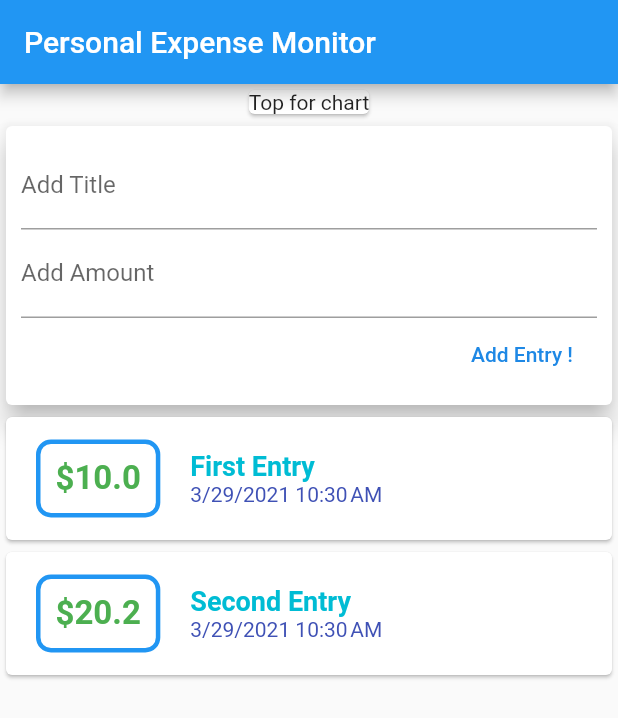
After one commit to Chintan22/personal_expense_monitor, a Flutter app: the screen it shows after launch, on a phone screen of 412 x 824 dp. The commit adds this screen. Shown: the top 718 px of the screen. Run offline on Flutter 3.47's test engine with Material 2 defaults, Android fonts, the phone set to English and light mode, and no system bars.

Commit message:
Scrollable entry list added

```diff
--- a/lib/entryList.dart
+++ b/lib/entryList.dart
@@ -1,14 +1,57 @@
-import 'package:flutter/foundation.dart';
+import 'package:flutter/material.dart';
+import './entryModel.dart';
+import 'package:intl/intl.dart';
 
-class Entry {
-  final String id;
-  final String entryName;
-  final double cost;
-  final DateTime date;
+class EntryList extends StatelessWidget {
+  final List<Entry> entries;
+  EntryList(this.entries);
 
-  Entry(
-      {@required this.id,
-      @required this.entryName,
-      @required this.cost,
-      @required this.date});
+  @override
+  Widget build(BuildContext context) {
+    return Container(
+      height: 300,
+      child: ListView.builder(
+        itemBuilder: (cntx, indx) {
+          return Card(
+            child: Row(
+              children: <Widget>[
+                Container(
+                  margin: EdgeInsets.symmetric(vertical: 15, horizontal: 20),
+                  padding: EdgeInsets.all(10),
+                  decoration: BoxDecoration(
+                      border: Border.all(
+                        color: Colors.blue,
+                        width: 3,
+                      ),
+                      borderRadius: BorderRadius.circular(10)),
+                  child: Text('\$${entries[indx].cost}',
+                      style: TextStyle(
+                          color: Colors.green,
+                          fontSize: 22,
+                          fontWeight: FontWeight.w700)),
+                ),
+                Column(
+                  crossAxisAlignment: CrossAxisAlignment.start,
+                  children: <Widget>[
+                    Text(
+                      entries[indx].entryName,
+                      style: TextStyle(
+                          color: Colors.cyan,
+                          fontSize: 18,
+                          fontWeight: FontWeight.bold),
+                    ),
+                    Text(
+                      DateFormat.yMd().add_jm().format(entries[indx].date),
+                      style: TextStyle(fontSize: 14, color: Colors.indigo),
+                    )
+                  ],
+                )
+              ],
+            ),
+          );
+        },
+        itemCount: entries.length,
+      ),
+    );
+  }
 }
--- /dev/null
+++ b/lib/entryModel.dart
@@ -0,0 +1,14 @@
+import 'package:flutter/foundation.dart';
+
+class Entry {
+  final String id;
+  final String entryName;
+  final double cost;
+  final DateTime date;
+
+  Entry(
+      {@required this.id,
+      @required this.entryName,
+      @required this.cost,
+      @required this.date});
+}
--- /dev/null
+++ b/lib/newEntry.dart
@@ -0,0 +1,39 @@
+import 'package:flutter/material.dart';
+import './userEntries.dart';
+
+class NewEntry extends StatelessWidget {
+  final Function passNewEntry;
+  NewEntry(this.passNewEntry);
+  final entryInput = TextEditingController();
+  final costInput = TextEditingController();
+
+  @override
+  Widget build(BuildContext context) {
+    return Card(
+      elevation: 7,
+      child: Padding(
+        padding: EdgeInsets.all(10),
+        child: Column(
+          crossAxisAlignment: CrossAxisAlignment.end,
+          children: <Widget>[
+            TextField(
+              decoration: InputDecoration(labelText: 'Add Title'),
+              controller: entryInput,
+            ),
+            TextField(
+              decoration: InputDecoration(labelText: 'Add Amount'),
+              controller: costInput,
+            ),
+            FlatButton(
+              onPressed: () {
+                passNewEntry(entryInput.text, double.parse(costInput.text));
+              },
+              child: Text('Add Entry !'),
+              textColor: Colors.blue.shade600,
+            )
+          ],
+        ),
+      ),
+    );
+  }
+}
--- /dev/null
+++ b/lib/userEntries.dart
@@ -0,0 +1,37 @@
+import 'package:flutter/material.dart';
+import './entryList.dart';
+import './newEntry.dart';
+import './entryModel.dart';
+
+class UserEntries extends StatefulWidget {
+  @override
+  _UserEntriesState createState() => _UserEntriesState();
+}
+
+class _UserEntriesState extends State<UserEntries> {
+  final List<Entry> _entries = [
+    Entry(
+        id: 'et1', entryName: 'First Entry', cost: 10.00, date: DateTime.now()),
+    Entry(
+        id: 'et2', entryName: 'Second Entry', cost: 20.20, date: DateTime.now())
+  ];
+
+  void _createNewEntry(String entryName, double cost) {
+    final newEt = Entry(
+        id: DateTime.now().toString(),
+        entryName: entryName,
+        cost: cost,
+        date: DateTime.now());
+
+    setState(() {
+      _entries.add(newEt);
+    });
+  }
+
+  @override
+  Widget build(BuildContext context) {
+    return Column(
+      children: <Widget>[NewEntry(_createNewEntry), EntryList(_entries)],
+    );
+  }
+}
```
Also changed, not shown: lib/main.dart (+4 -73 lines).
